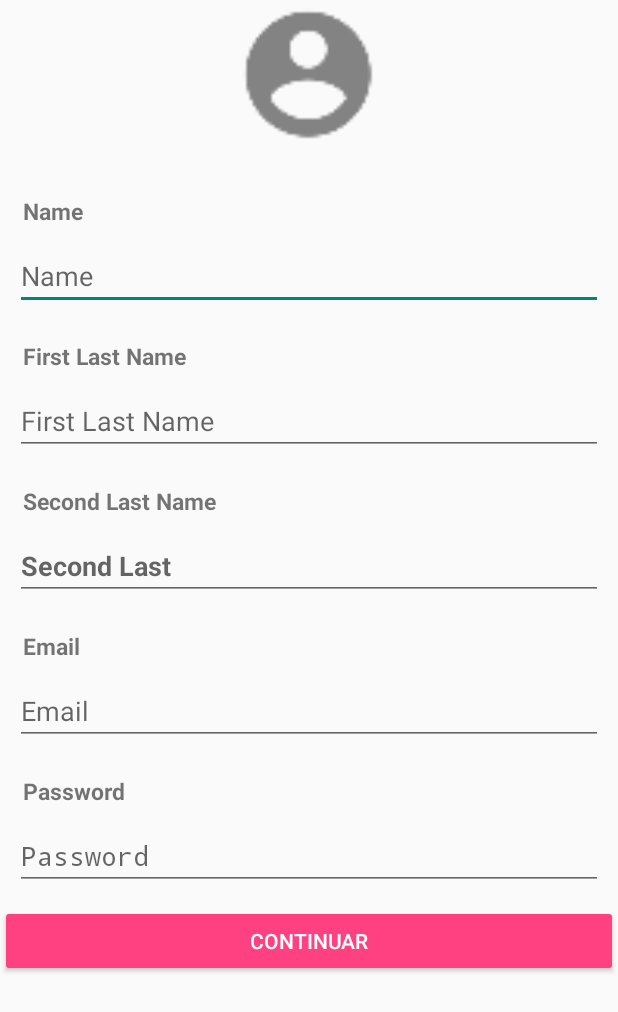
After one commit to marrongit/shptes, an Android app: the SignOutActivity screen opened directly, with no data from a screen before it, on a phone screen of 412 x 824 dp. The commit adds this screen. Shown: the top 1012 px of the screen. Run offline under Robolectric (Android 15) with nearby library versions, the phone set to English and light mode, and no system bars.

Commit message:
create SignOut layout

```diff
--- a/app/src/main/java/com/example/maguilar/shptes/LoginActivity.java
+++ b/app/src/main/java/com/example/maguilar/shptes/LoginActivity.java
@@ -23,6 +23,7 @@ public class LoginActivity extends AppCompatActivity {
     public EditText editTextPass;
     public Button buttonLogin;
     public SharedPreferences sharedPreferences;
+    public TextView text_view_sign_out;
 
     @Override
     protected void onCreate(Bundle savedInstanceState) {
@@ -46,12 +47,21 @@ public class LoginActivity extends AppCompatActivity {
             }
         });
 
+        text_view_sign_out.setOnClickListener(new View.OnClickListener() {
+            @Override
+            public void onClick(View v) {
+                Intent intent = new Intent(v.getContext(),SignOutActivity.class);
+                startActivity(intent);
+            }
+        });
+
     }
 
     public void bindElements(){
         editTextEmail = findViewById(R.id.edit_text_email_login);
         editTextPass = findViewById(R.id.edit_text_pass_login);
         buttonLogin = findViewById(R.id.button_login);
+        text_view_sign_out = findViewById(R.id.text_view_sign_out);
     }
 
     public void validSesion(String email, String pass){
--- /dev/null
+++ b/app/src/main/java/com/example/maguilar/shptes/SignOutActivity.java
@@ -0,0 +1,97 @@
+package com.example.maguilar.shptes;
+
+import android.app.Activity;
+import android.content.Intent;
+import android.content.SharedPreferences;
+import android.os.Bundle;
+import android.text.TextUtils;
+import android.util.Patterns;
+import android.view.View;
+import android.widget.Button;
+import android.widget.EditText;
+import android.widget.TextView;
+import android.widget.Toast;
+
+public class SignOutActivity extends Activity {
+
+    // widgets
+
+    private EditText editTextName;
+    private EditText editTextFirstLastName;
+    private EditText editTextSecondLastName;
+    private EditText editTextEmail;
+    private EditText editTextPass;
+    private Button buttonCreateAccount;
+
+    //SharedPreferences
+    SharedPreferences sharedPreferences;
+
+    @Override
+    protected void onCreate(Bundle savedInstanceState) {
+        super.onCreate(savedInstanceState);
+        setContentView(R.layout.activity_sign_out);
+        bindElements();
+
+        sharedPreferences = getSharedPreferences("preferences",MODE_PRIVATE);
+
+        buttonCreateAccount.setOnClickListener(new View.OnClickListener() {
+            @Override
+            public void onClick(View v) {
+                String name = editTextName.getText().toString();
+                String ap_pat = editTextFirstLastName.getText().toString();
+                String ap_mat = editTextSecondLastName.getText().toString();
+                String email = editTextEmail.getText().toString();
+                String pass = editTextPass.getText().toString();
+
+                if(!TextUtils.isEmpty(name) ||
+                        !TextUtils.isEmpty(ap_pat) ||
+                        !TextUtils.isEmpty(ap_mat) ||
+                        !TextUtils.isEmpty(email) ||
+                        !TextUtils.isEmpty(pass)){
+                    if(validInputEmail(email)){
+                        if(validInputPass(pass)){
+                            createAccount(name,email);
+                        } else {
+                            Toast.makeText(SignOutActivity.this, "El password debe contener mas de 4 carácteres", Toast.LENGTH_SHORT).show();
+                        }
+                    } else {
+                        Toast.makeText(SignOutActivity.this, "El email no tiene formato correcto", Toast.LENGTH_SHORT).show();
+                    }
+                } else {
+                    Toast.makeText(SignOutActivity.this, "Deben estar completos cada campo", Toast.LENGTH_SHORT).show();
+                }
+            }
+        });
+
+    }
+
+    private void saveSharedPreferences(String name,String email){
+        SharedPreferences.Editor editor = sharedPreferences.edit();
+                editor.putString("name",name);
+                editor.putString("email",email);
+                editor.apply();
+    }
+
+    private void createAccount(String name,String email){
+        Intent intent = new Intent(this,MainActivity.class);
+        startActivity(intent);
+        saveSharedPreferences(name,email);
+    }
+
+    private boolean validInputPass(String pass){
+        return pass.length() < 4;
+    }
+
+    private boolean validInputEmail(String email){
+        return Patterns.EMAIL_ADDRESS.matcher(email).matches();
+    }
+
+    private void bindElements(){
+        editTextName = findViewById(R.id.editViewNameNew);
+        editTextName = findViewById(R.id.editViewFLNameNew);
+        editTextName = findViewById(R.id.editViewSLNameNew);
+        editTextName = findViewById(R.id.editViewEmailNew);
+        editTextName = findViewById(R.id.editViewPassNew);
+        buttonCreateAccount = findViewById(R.id.buttonCreateAccount);
+    }
+}
--- a/app/src/main/res/layout/activity_login.xml
+++ b/app/src/main/res/layout/activity_login.xml
@@ -43,6 +43,31 @@
         android:layout_alignLeft="@id/text_view_pass_login"
         android:layout_alignRight="@id/text_view_pass_login"/>
 
+    <TextView
+        android:id="@+id/ask"
+        android:layout_width="350dp"
+        android:layout_height="wrap_content"
+        android:layout_below="@id/edit_text_pass_login"
+        android:layout_marginTop="35dp"
+        android:layout_alignLeft="@id/text_view_email_login"
+        android:layout_alignRight="@id/text_view_email_login"
+        android:text="¿No tienes una cuenta?"
+        android:textStyle="italic|bold"
+        android:gravity="center"/>
+
+    <TextView
+        android:id="@+id/text_view_sign_out"
+        android:layout_width="350dp"
+        android:layout_height="wrap_content"
+        android:layout_below="@id/ask"
+        android:layout_alignLeft="@id/text_view_email_login"
+        android:layout_alignRight="@id/text_view_email_login"
+        android:text="Registrate"
+        android:textStyle="bold"
+        android:gravity="center"
+        android:textSize="15dp"
+        android:layout_marginTop="10dp"/>
+
     <Button
         android:id="@+id/button_login"
         android:layout_width="match_parent"
--- /dev/null
+++ b/app/src/main/res/layout/activity_sign_out.xml
@@ -0,0 +1,158 @@
+<?xml version="1.0" encoding="utf-8"?>
+<ScrollView
+    xmlns:android="http://schemas.android.com/apk/res/android"
+    xmlns:app="http://schemas.android.com/apk/res-auto"
+    xmlns:tools="http://schemas.android.com/tools"
+    tools:context="com.example.maguilar.shptes.SignOutActivity"
+    android:layout_width="match_parent"
+    android:layout_height="match_parent">
+
+    <RelativeLayout
+        android:layout_width="match_parent"
+        android:layout_height="match_parent"
+        tools:context="com.example.maguilar.shptes.SignOutActivity">
+
+        <LinearLayout
+            android:layout_width="match_parent"
+            android:layout_height="match_parent"
+            android:orientation="vertical">
+
+            <ImageView
+                android:id="@+id/imageViewNew"
+                android:layout_width="100dp"
+                android:layout_height="100dp"
+                android:layout_alignParentLeft="true"
+                android:layout_alignParentRight="true"
+                android:layout_gravity="center"
+                android:src="@drawable/ic_profile" />
+
+            <TextView
+                android:id="@+id/textViewNameNew"
+                android:layout_width="wrap_content"
+                android:layout_height="wrap_content"
+                android:layout_alignParentLeft="true"
+                android:layout_alignParentStart="true"
+                android:layout_below="@+id/imageViewNew"
+                android:layout_marginTop="30dp"
+                android:paddingLeft="15dp"
+                android:text="Name"
+                android:textStyle="bold"
+                android:textSize="15dp" />
+
+            <EditText
+                android:id="@+id/editViewNameNew"
+                android:layout_width="match_parent"
+                android:layout_height="wrap_content"
+                android:layout_alignParentLeft="true"
+                android:layout_alignParentStart="true"
+                android:layout_below="@+id/textViewNameNew"
+                android:layout_margin="10dp"
+                android:hint="Name" />
+
+            <TextView
+                android:id="@+id/textViewFLNameNew"
+                android:layout_width="wrap_content"
+                android:layout_height="wrap_content"
+                android:layout_alignParentLeft="true"
+                android:layout_alignParentStart="true"
+                android:layout_below="@+id/imageViewNew"
+                android:layout_marginTop="10dp"
+                android:paddingLeft="15dp"
+                android:text="First Last Name"
+                android:textStyle="bold"
+                android:textSize="15dp" />
+
+            <EditText
+                android:id="@+id/editViewFLNameNew"
+                android:layout_width="match_parent"
+                android:layout_height="wrap_content"
+                android:layout_alignParentLeft="true"
+                android:layout_alignParentStart="true"
+                android:layout_below="@+id/textViewNameNew"
+                android:layout_margin="10dp"
+                android:hint="First Last Name" />
+
+            <TextView
+                android:id="@+id/textViewSLNameNew"
+                android:layout_width="wrap_content"
+                android:layout_height="wrap_content"
+                android:layout_alignParentLeft="true"
+                android:layout_alignParentStart="true"
+                android:layout_below="@+id/imageViewNew"
+                android:layout_marginTop="10dp"
+                android:paddingLeft="15dp"
+                android:text="Second Last Name"
+                android:textStyle="bold"
+                android:textSize="15dp" />
+
+            <EditText
+                android:id="@+id/editViewSLNameNew"
+                android:layout_width="match_parent"
+                android:layout_height="wrap_content"
+                android:layout_alignParentLeft="true"
+                android:layout_alignParentStart="true"
+                android:layout_below="@+id/textViewNameNew"
+                android:layout_margin="10dp"
+                android:hint="Second Last"
+                android:textStyle="bold" />
+
+            <TextView
+                android:id="@+id/textViewEmailNew"
+                android:layout_width="wrap_content"
+                android:layout_height="wrap_content"
+                android:layout_alignParentLeft="true"
+                android:layout_alignParentStart="true"
+                android:layout_below="@+id/imageViewNew"
+                android:layout_marginTop="10dp"
+                android:paddingLeft="15dp"
+                android:text="Email"
+                android:textStyle="bold"
+                android:textSize="15dp" />
+
+            <EditText
+                android:id="@+id/editViewEmailNew"
+                android:layout_width="match_parent"
+                android:layout_height="wrap_content"
+                android:layout_alignParentLeft="true"
+                android:layout_alignParentStart="true"
+                android:layout_below="@+id/textViewNameNew"
+                android:layout_margin="10dp"
+                android:hint="Email" />
+
+            <TextView
+                android:id="@+id/textViewPassNew"
+                android:layout_width="wrap_content"
+                android:layout_height="wrap_content"
+                android:layout_alignParentLeft="true"
+                android:layout_alignParentStart="true"
+                android:layout_below="@+id/imageViewNew"
+                android:layout_marginTop="10dp"
+                android:paddingLeft="15dp"
+                android:text="Password"
+                android:textStyle="bold"
+                android:textSize="15dp" />
+
+            <EditText
+                android:id="@+id/editViewPassNew"
+                android:layout_width="match_parent"
+                android:layout_height="wrap_content"
+                android:layout_alignParentLeft="true"
+                android:layout_alignParentStart="true"
+                android:layout_below="@+id/textViewNameNew"
+                android:layout_margin="10dp"
+                android:hint="Password"
+                android:inputType="numberPassword"/>
+
+            <Button
+                android:id="@+id/buttonCreateAccount"
+                android:layout_width="match_parent"
+                android:layout_height="wrap_content"
+                android:layout_alignParentBottom="true"
+                android:backgroundTint="@color/colorAccent"
+                android:text="Continuar"
+                android:textColor="#FFF"/>
+
+        </LinearLayout>
+
+    </RelativeLayout>
+</ScrollView>
```
Also changed, not shown: app/src/main/AndroidManifest.xml (+5 -2 lines).
